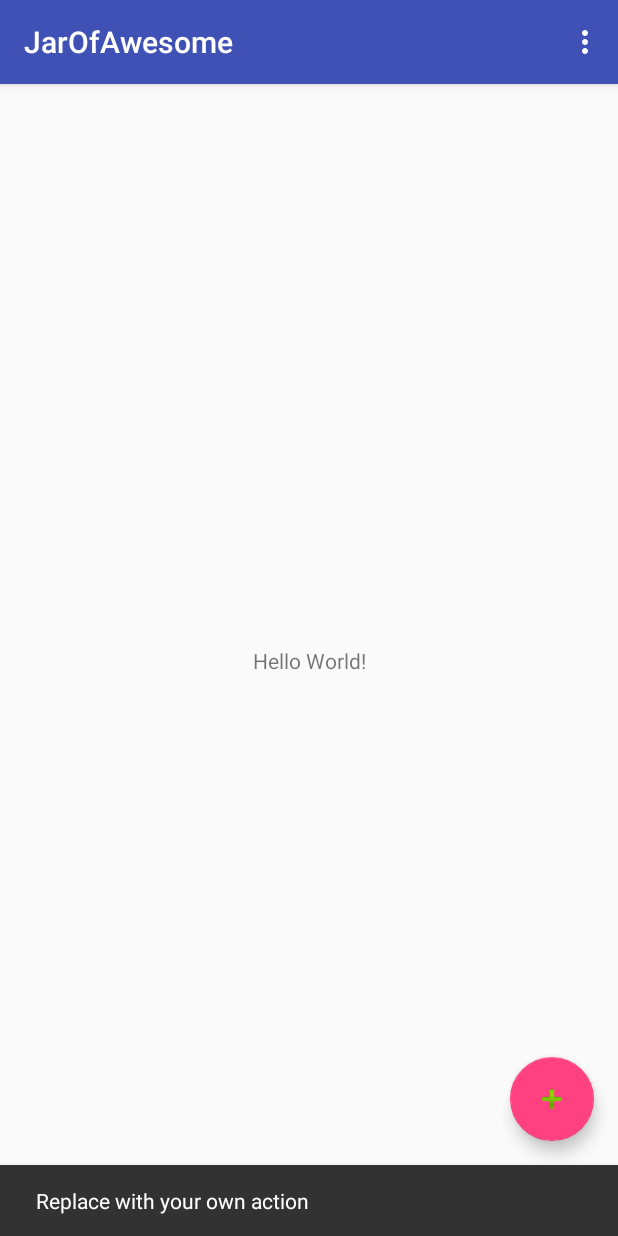
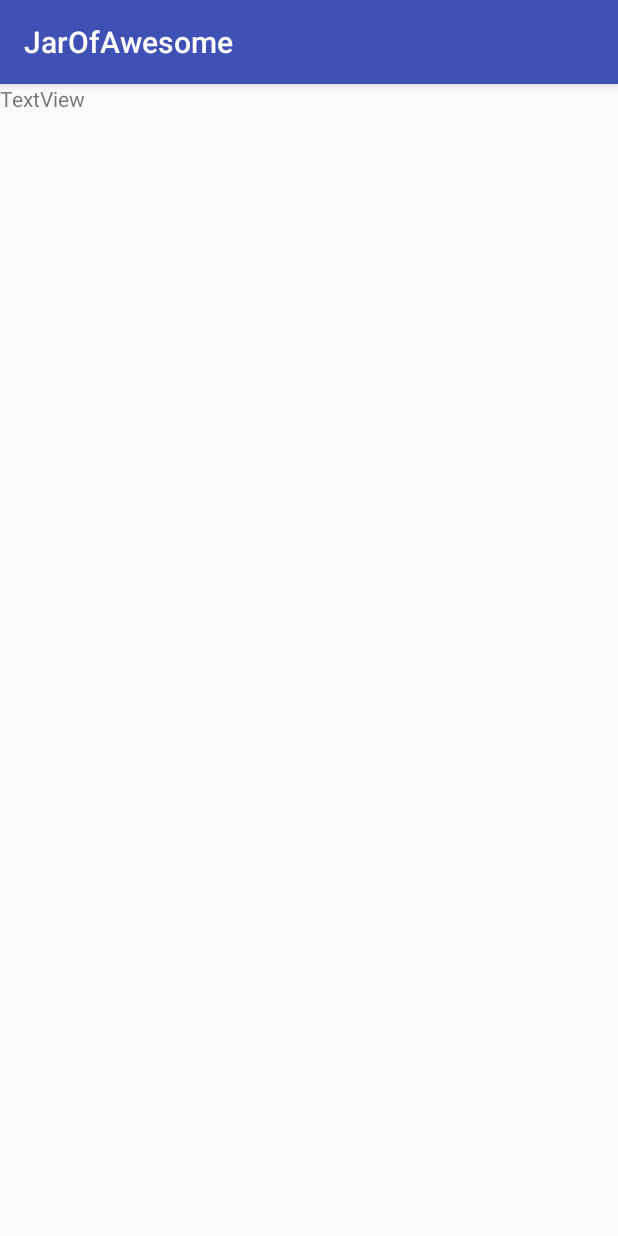
Before and after one commit to NWuensche/JarOfAwesome, an Android app: the screen it shows after launch (MainActivity before the commit, AddActivity after it), after a tap on an icon or button, on a phone screen of 412 x 824 dp. Run offline under Robolectric (Android 15) with nearby library versions, the phone set to English and light mode, and no system bars.

Commit message:
Switch to add activity

```diff
--- a/app/build.gradle
+++ b/app/build.gradle
@@ -26,11 +26,12 @@ dependencies {
     androidTestCompile('com.android.support.test.espresso:espresso-core:2.2.2', {
         exclude group: 'com.android.support', module: 'support-annotations'
     })
+    compile "org.jetbrains.kotlin:kotlin-stdlib-jre7:$kotlin_version"
     compile 'com.android.support:appcompat-v7:25.3.1'
     compile 'com.android.support.constraint:constraint-layout:1.0.0-beta4'
     compile 'com.android.support:design:25.3.1'
+    compile "org.jetbrains.anko:anko-appcompat-v7-commons:0.10.1"
     testCompile 'junit:junit:4.12'
-    compile "org.jetbrains.kotlin:kotlin-stdlib-jre7:$kotlin_version"
 }
 repositories {
     mavenCentral()
--- a/app/src/main/AndroidManifest.xml
+++ b/app/src/main/AndroidManifest.xml
@@ -19,6 +19,7 @@
                 <category android:name="android.intent.category.LAUNCHER" />
             </intent-filter>
         </activity>
+        <activity android:name=".AddActivity"></activity>
     </application>
 
 </manifest>
--- /dev/null
+++ b/app/src/main/java/jarofawesome/app/niklas/jarofawesome/AddActivity.kt
@@ -0,0 +1,12 @@
+package jarofawesome.app.niklas.jarofawesome
+
+import android.support.v7.app.AppCompatActivity
+import android.os.Bundle
+
+class AddActivity : AppCompatActivity() {
+
+    override fun onCreate(savedInstanceState: Bundle?) {
+        super.onCreate(savedInstanceState)
+        setContentView(R.layout.activity_add)
+    }
+}
--- a/app/src/main/java/jarofawesome/app/niklas/jarofawesome/MainActivity.kt
+++ b/app/src/main/java/jarofawesome/app/niklas/jarofawesome/MainActivity.kt
@@ -1,12 +1,12 @@
 package jarofawesome.app.niklas.jarofawesome
 
 import android.os.Bundle
-import android.support.design.widget.Snackbar
 import android.support.v7.app.AppCompatActivity
 import android.view.Menu
 import android.view.MenuItem
 import jarofawesome.app.niklas.jarofawesome.R.id.action_settings
 import kotlinx.android.synthetic.main.activity_main.*
+import org.jetbrains.anko.intentFor
 
 class MainActivity : AppCompatActivity() {
 
@@ -15,10 +15,8 @@ class MainActivity : AppCompatActivity() {
         setContentView(R.layout.activity_main)
         setSupportActionBar(toolbar)
 
-        fab.setOnClickListener { view ->
-            Snackbar.make(view, "Replace with your own action", Snackbar.LENGTH_LONG)
-                    .setAction("Action", null).show()
-        }
+        fab.setOnClickListener { startActivity(intentFor<AddActivity>()) }
+
     }
 
     override fun onCreateOptionsMenu(menu: Menu): Boolean {
--- /dev/null
+++ b/app/src/main/res/layout/activity_add.xml
@@ -0,0 +1,16 @@
+<?xml version="1.0" encoding="utf-8"?>
+<android.support.constraint.ConstraintLayout xmlns:android="http://schemas.android.com/apk/res/android"
+    xmlns:app="http://schemas.android.com/apk/res-auto"
+    xmlns:tools="http://schemas.android.com/tools"
+    android:layout_width="match_parent"
+    android:layout_height="match_parent"
+    tools:context="jarofawesome.app.niklas.jarofawesome.AddActivity">
+
+    <TextView
+        android:id="@+id/addText"
+        android:layout_width="wrap_content"
+        android:layout_height="wrap_content"
+        android:text="TextView"
+        tools:layout_editor_absoluteX="35dp"
+        tools:layout_editor_absoluteY="35dp" />
+</android.support.constraint.ConstraintLayout>
--- a/app/src/main/res/layout/content_main.xml
+++ b/app/src/main/res/layout/content_main.xml
@@ -15,9 +15,12 @@
         app:layout_constraintBottom_toBottomOf="parent"
         app:layout_constraintLeft_toLeftOf="parent"
         app:layout_constraintRight_toRightOf="parent"
-        app:layout_constraintTop_toTopOf="parent" />
+        app:layout_constraintTop_toTopOf="parent"
+        android:id="@+id/hello"/>
     <!-- TODO Jar mit Papier füllen, sobald etwas drin ist-->
     <!-- TODO Andere Farben, Lila Orange?-->
+    <!-- TODO Schönes Logo?-->
+
 
 
 </android.support.constraint.ConstraintLayout>
```
Also changed, not shown: 2 other files.
